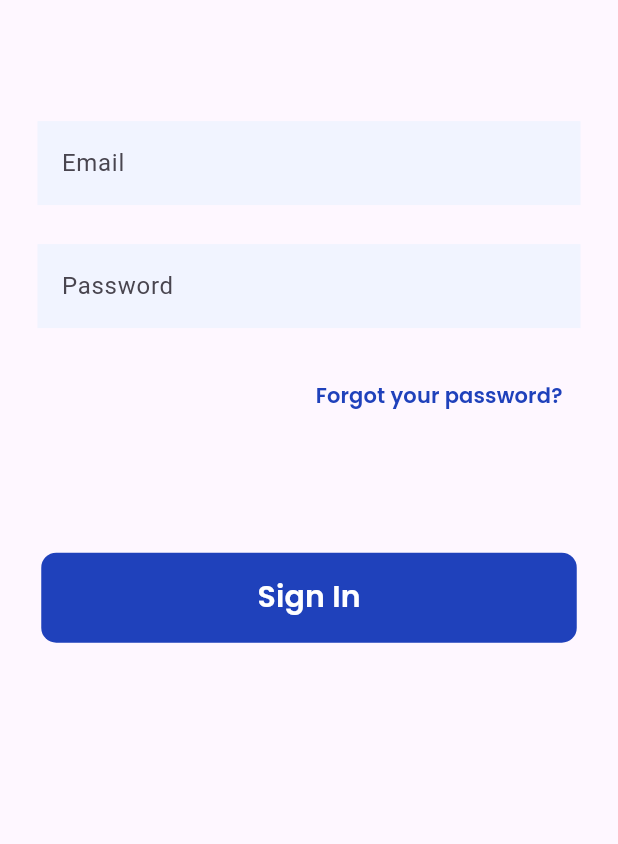
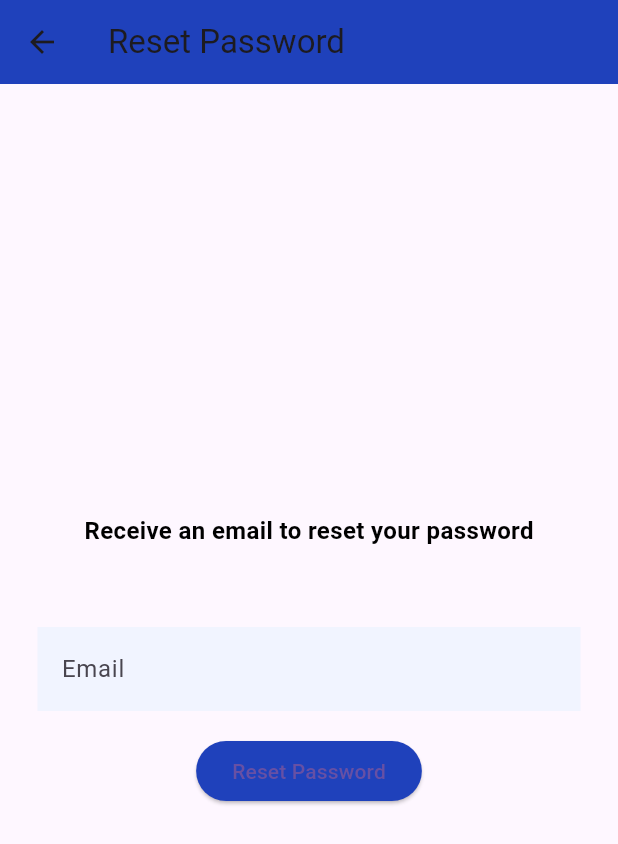
Before and after one commit to BrianMohamadSafiudin/SEPEDAKU, a Flutter app: the FormLogin widget shown alone on an empty page, opened directly, after a tap on "Forgot your password?", on a phone screen of 412 x 824 dp. Shown: the top 844 px of the screen. Run offline on Flutter 3.47's test engine with Material 3 defaults, Android fonts, the phone set to English and light mode, and no system bars; our stand-ins replace animated_splash_screen, camera, cloud_firestore, easy_localization, firebase_auth, firebase_core and 7 more; missing offline and left inert: google_mlkit_text_recognition; accounts and stored records are empty; network calls fail.

Commit message:
W16: Forgot Password

```diff
--- /dev/null
+++ b/src/lib/screens/login/components/forgot_password_screen.dart
@@ -0,0 +1,95 @@
+import 'package:firebase_auth/firebase_auth.dart';
+import 'package:sepedaku/screens/login/login_screen.dart';
+import 'package:flutter/material.dart';
+
+class ForgotPasswordScreen extends StatefulWidget {
+  @override
+  _ForgotPasswordScreenState createState() => _ForgotPasswordScreenState();
+}
+
+class _ForgotPasswordScreenState extends State<ForgotPasswordScreen> {
+  final TextEditingController _controllerEmail = TextEditingController();
+  String notificationText = '';
+  Color buttonColor = Color(0xff1F41BB);
+  bool isResetButtonVisible = true;
+
+  void _resetPassword() async {
+    try {
+      await FirebaseAuth.instance.sendPasswordResetEmail(email: _controllerEmail.text);
+      setState(() {
+        notificationText = 'Password reset email sent successfully.\n Change your password immediately.';
+        buttonColor = Colors.green;
+        isResetButtonVisible = false; // Hide the reset button
+      });
+    } on FirebaseAuthException catch (e) {
+      if (e.code == 'user-not-found') {
+        setState(() {
+          notificationText = 'Error: User with this email not found.';
+          buttonColor = Colors.red;
+        });
+      } else {
+        setState(() {
+          notificationText = 'Error: The email address is badly formatted';
+          buttonColor = Colors.red;
+        });
+      }
+    } catch (error) {
+      setState(() {
+        notificationText = 'Error: The email address is badly formatted';
+        buttonColor = Colors.red;
+      });
+    }
+  }
+
+  @override
+  Widget build(BuildContext context) {
+    return Scaffold(
+      appBar: AppBar(
+        title: Text('Reset Password'),
+        backgroundColor: Color(0xff1F41BB),
+      ),
+      body: Padding(
+        padding: const EdgeInsets.symmetric(horizontal: 25),
+        child: Column(
+          mainAxisAlignment: MainAxisAlignment.center,
+          children: [
+            Text(
+              'Receive an email to reset your password',
+              style: TextStyle(
+                fontSize: 16,
+                fontWeight: FontWeight.bold,
+                color: Colors.black,
+              ),
+            ),
+            SizedBox(height: 16),
+            Text(
+              notificationText,
+              style: TextStyle(color: buttonColor),
+            ),
+            SizedBox(height: 16),
+            TextField(
+              controller: _controllerEmail,
+              decoration: InputDecoration(
+                labelText: 'Email',
+                filled: true,
+                fillColor: Color(0xffF1F4FF),
+                border: InputBorder.none,
+              ),
+            ),
+            SizedBox(height: 16),
+            Visibility(
+              visible: isResetButtonVisible,
+              child: ElevatedButton(
+                onPressed: _resetPassword,
+                child: Text('Reset Password'),
+                style: ElevatedButton.styleFrom(
+                  primary: buttonColor,
+                ),
+              ),
+            ),
+          ],
+        ),
+      ),
+    );
+  }
+}
--- a/src/lib/screens/login/components/form.dart
+++ b/src/lib/screens/login/components/form.dart
@@ -6,6 +6,7 @@ import 'package:easy_localization/easy_localization.dart';
 import 'package:sepedaku/components/locale/locale_keys.g.dart';
 import 'package:sepedaku/components/rounded_button.dart';
 import 'package:sepedaku/screens/dashboard/dashboard_screen.dart';
+import 'package:sepedaku/screens/login/components/forgot_password_screen.dart';
 import 'package:flutter/material.dart';
 
 class FormLogin extends StatefulWidget {
@@ -113,7 +114,11 @@ class _FormLoginState extends State<FormLogin> {
             Container(
               alignment: Alignment(1, 1),
               child: TextButton(
-                onPressed: () {},
+                onPressed: () {
+                  Navigator.push(context, MaterialPageRoute(builder: (context) {
+                    return ForgotPasswordScreen();
+                  }));
+                },
                 child: Text(
                   LocaleKeys.forgotPassword,
                   style: GoogleFonts.poppins(
```
